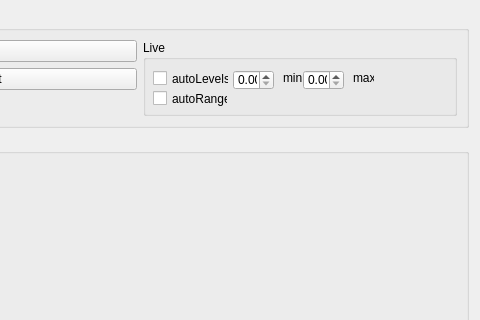
Old version of the form form.ui in the repository micropolimi/Hamamatsu_ScopeFoundry; both pictures show x 201 to 681 and y 0 to 320 of the 681 by 728 pixel window.
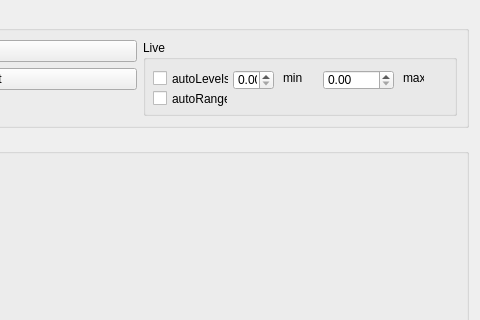
New version of the form.

The edit to the form file:
```diff
--- a/form.ui
+++ b/form.ui
@@ -80,9 +80,9 @@
         <widget class="QDoubleSpinBox" name="max_doubleSpinBox">
          <property name="geometry">
           <rect>
-           <x>160</x>
+           <x>180</x>
            <y>30</y>
-           <width>41</width>
+           <width>71</width>
            <height>20</height>
           </rect>
          </property>
@@ -103,7 +103,7 @@
         <widget class="QLabel" name="label_min">
          <property name="geometry">
           <rect>
-           <x>210</x>
+           <x>260</x>
            <y>30</y>
            <width>21</width>
            <height>16</height>
```
